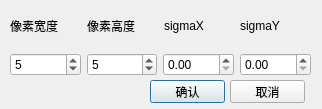
The window that contour/gaussianblur.ui (BugAngel/ImageProcessingTeachingSoftware) describes before a commit, drawn with Qt 5.
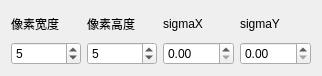
The same window after the commit.

Diff of the .ui file:
```diff
--- a/contour/gaussianblur.ui
+++ b/contour/gaussianblur.ui
@@ -7,83 +7,42 @@
     <x>0</x>
     <y>0</y>
     <width>322</width>
-    <height>109</height>
+    <height>76</height>
    </rect>
   </property>
   <property name="windowTitle">
    <string>Dialog</string>
   </property>
-  <widget class="QPushButton" name="pushButton">
-   <property name="geometry">
-    <rect>
-     <x>150</x>
-     <y>80</y>
-     <width>75</width>
-     <height>23</height>
-    </rect>
-   </property>
-   <property name="text">
-    <string>确认</string>
-   </property>
-  </widget>
-  <widget class="QPushButton" name="pushButton_2">
-   <property name="geometry">
-    <rect>
-     <x>230</x>
-     <y>80</y>
-     <width>75</width>
-     <height>23</height>
-    </rect>
-   </property>
-   <property name="text">
-    <string>取消</string>
-   </property>
-  </widget>
-  <widget class="QWidget" name="">
-   <property name="geometry">
-    <rect>
-     <x>10</x>
-     <y>5</y>
-     <width>301</width>
-     <height>71</height>
-    </rect>
-   </property>
-   <layout class="QVBoxLayout" name="verticalLayout">
-    <item>
-     <layout class="QHBoxLayout" name="horizontalLayout">
-      <item>
+  <layout class="QGridLayout" name="gridLayout">
+   <item row="0" column="0">
        <widget class="QLabel" name="label">
         <property name="text">
          <string>像素宽度</string>
         </property>
        </widget>
       </item>
-      <item>
+   <item row="0" column="1">
        <widget class="QLabel" name="label_2">
         <property name="text">
          <string>像素高度</string>
         </property>
        </widget>
       </item>
-      <item>
+   <item row="0" column="2">
        <widget class="QLabel" name="label_3">
         <property name="text">
          <string>sigmaX</string>
         </property>
        </widget>
       </item>
-      <item>
+   <item row="0" column="3">
        <widget class="QLabel" name="label_4">
         <property name="text">
          <string>sigmaY</string>
         </property>
        </widget>
       </item>
-     </layout>
-    </item>
-    <item>
-     <layout class="QHBoxLayout" name="horizontalLayout_2">
-      <item>
+   <item row="1" column="0">
        <widget class="QSpinBox" name="spinBox">
         <property name="minimum">
          <number>1</number>
@@ -99,7 +58,7 @@
         </property>
        </widget>
       </item>
-      <item>
+   <item row="1" column="1">
        <widget class="QSpinBox" name="spinBox_2">
         <property name="minimum">
          <number>1</number>
@@ -115,14 +74,14 @@
         </property>
        </widget>
       </item>
-      <item>
+   <item row="1" column="2">
        <widget class="QDoubleSpinBox" name="doubleSpinBox">
         <property name="maximum">
          <double>9999.989999999999782</double>
         </property>
        </widget>
       </item>
-      <item>
+   <item row="1" column="3">
        <widget class="QDoubleSpinBox" name="doubleSpinBox_2">
         <property name="maximum">
          <double>9999.989999999999782</double>
@@ -130,9 +89,6 @@
        </widget>
       </item>
      </layout>
-    </item>
-   </layout>
-  </widget>
  </widget>
  <resources/>
  <connections/>
```
Lines whose indentation alone changed are shown as unchanged.
